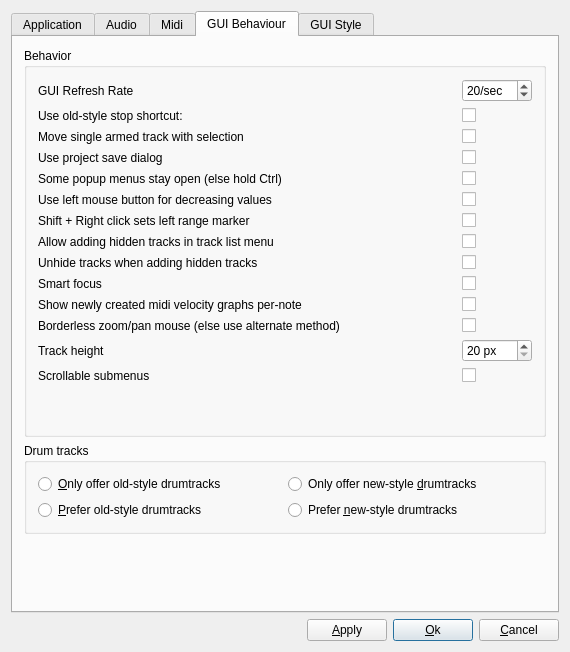
Qt form muse3/muse/widgets/gensetbase.ui (emrum/muse) before a commit.
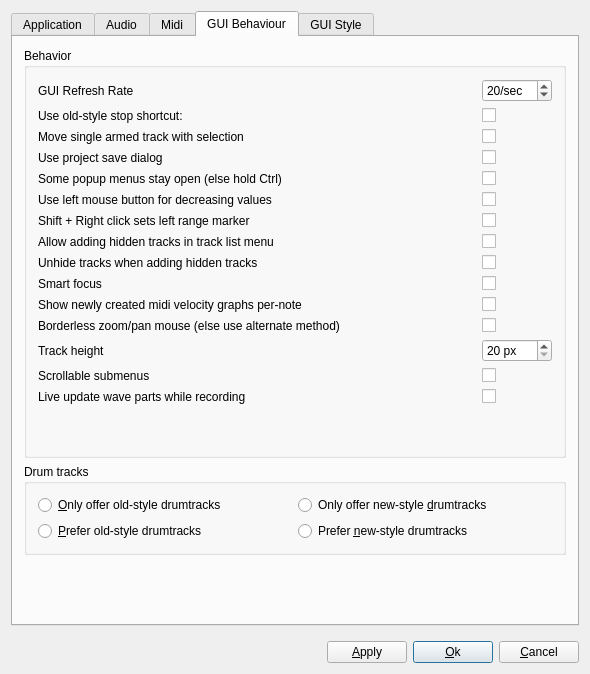
The same form after that commit. The open tabs and pages were chosen to show the change.

Commit message: Added live update of wave parts while recording

Diff of the .ui file:
```diff
--- a/muse3/muse/widgets/gensetbase.ui
+++ b/muse3/muse/widgets/gensetbase.ui
@@ -6,8 +6,8 @@
    <rect>
     <x>0</x>
     <y>0</y>
-    <width>570</width>
-    <height>620</height>
+    <width>590</width>
+    <height>674</height>
    </rect>
   </property>
   <property name="windowTitle">
@@ -1571,7 +1571,7 @@
             </property>
            </widget>
           </item>
-          <item row="14" column="1">
+          <item row="15" column="1">
            <spacer name="verticalSpacer_2">
             <property name="orientation">
              <enum>Qt::Vertical</enum>
@@ -1671,6 +1671,20 @@
             </property>
            </widget>
           </item>
+          <item row="14" column="0">
+           <widget class="QLabel" name="label_10">
+            <property name="text">
+             <string>Live update wave parts while recording</string>
+            </property>
+           </widget>
+          </item>
+          <item row="14" column="2">
+           <widget class="QCheckBox" name="liveWaveUpdateCheckBox">
+            <property name="text">
+             <string/>
+            </property>
+           </widget>
+          </item>
          </layout>
         </widget>
        </item>
```
Left out of the diff: 253 changed lines with no effect on the pictures. The commit also changes 11 other files.
